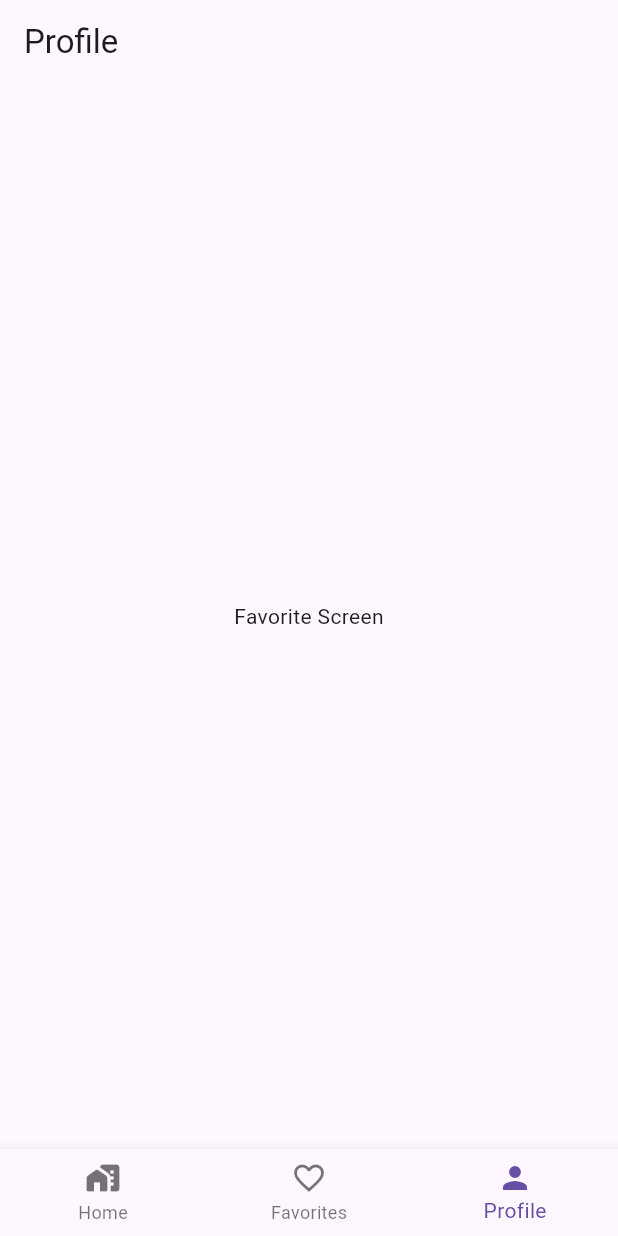
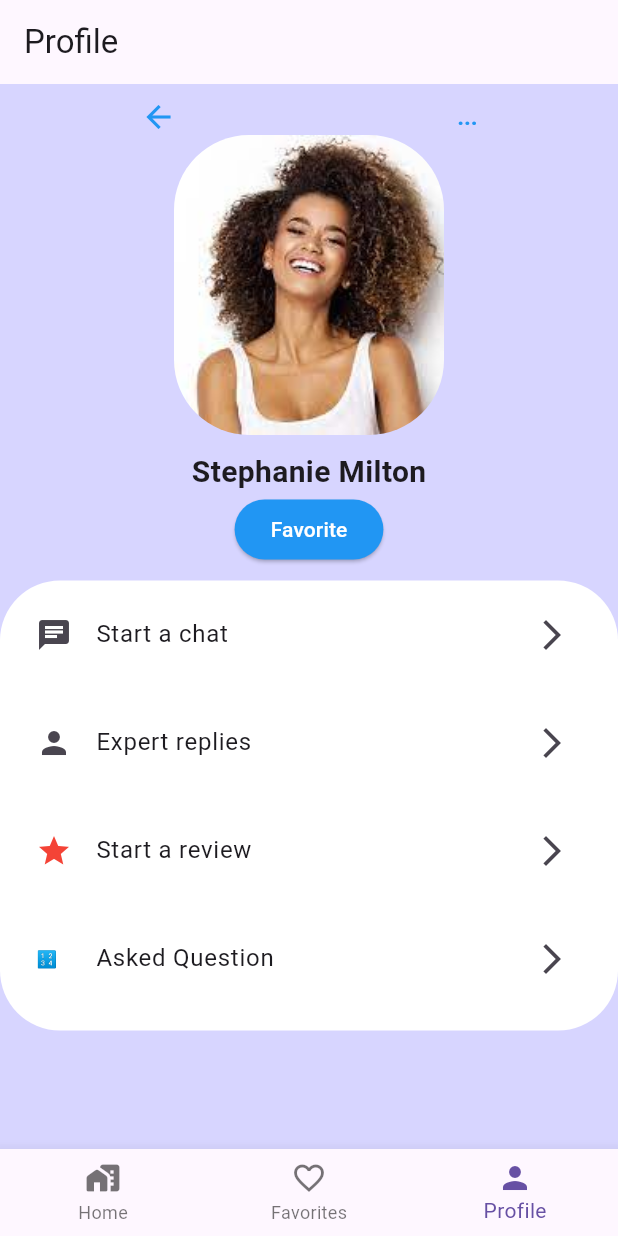
Before and after one commit to omofurhobo1/state_management, a Flutter app: the screen it shows after launch, item 3 of the bottom bar chosen, on a phone screen of 412 x 824 dp. Run offline on Flutter 3.47's test engine with Material 2 defaults, Android fonts, the light colour scheme and no system bars.

Commit message:
second commit

```diff
--- /dev/null
+++ b/lib/screens/profile_screen.dart
@@ -0,0 +1,23 @@
+import 'package:flutter/material.dart';
+import 'package:flutter/src/widgets/framework.dart';
+
+class ProfileScreen extends StatefulWidget {
+  const ProfileScreen({super.key});
+
+  @override
+  State<ProfileScreen> createState() => _ProfileScreenState();
+}
+
+class _ProfileScreenState extends State<ProfileScreen> {
+  @override
+  Widget build(BuildContext context) {
+    return Scaffold(
+      backgroundColor: const Color.fromARGB(200, 204, 204, 255),
+      body: SingleChildScrollView(
+        child: Column(
+          children: const [],
+        ),
+      ),
+    );
+  }
+}
--- a/lib/widgets/profile_widget.dart
+++ b/lib/widgets/profile_widget.dart
@@ -5,10 +5,106 @@ class ProfileWiget extends StatelessWidget {
 
   @override
   Widget build(BuildContext context) {
-    return const SafeArea(
-      child: Center(
-        child: Text("Favorite Screen"),
+    return Scaffold(
+      backgroundColor: const Color.fromARGB(200, 204, 204, 255),
+      body: SingleChildScrollView(
+        child: Column(
+          children: [
+            const SizedBox(
+              height: 10,
+            ),
+            Row(
+              mainAxisAlignment: MainAxisAlignment.spaceAround,
+              children: const [
+                Icon(
+                  Icons.arrow_back,
+                  color: Colors.blue,
+                ),
+                Text(
+                  '...',
+                  style: TextStyle(
+                      fontWeight: FontWeight.w900, color: Colors.blue),
+                )
+              ],
+            ),
+            Container(
+              height: 200,
+              width: 180,
+              decoration: const BoxDecoration(
+                borderRadius: BorderRadius.all(Radius.circular(50)),
+                image: DecorationImage(
+                    fit: BoxFit.cover,
+                    image: AssetImage("asset/images/model.jpeg")),
+              ),
+            ),
+            const SizedBox(
+              height: 10,
+            ),
+            const Text(
+              "Stephanie Milton",
+              style: TextStyle(fontSize: 20, fontWeight: FontWeight.w700),
+            ),
+            ElevatedButton(
+                style: ElevatedButton.styleFrom(backgroundColor: Colors.blue),
+                onPressed: () {},
+                child: const Text(
+                  'Favorite',
+                  style: TextStyle(color: Colors.white),
+                )),
+            const SizedBox(
+              height: 10,
+            ),
+            Container(
+              decoration: const BoxDecoration(
+                  color: Colors.white,
+                  borderRadius: BorderRadius.all(Radius.circular(40))),
+              height: 300,
+              child: Column(
+                children: const [
+                  Padding(
+                    padding: EdgeInsets.all(8.0),
+                    child: ListTile(
+                      leading: Icon(Icons.chat),
+                      title: Text('Start a chat'),
+                      trailing: Icon(Icons.arrow_forward_ios),
+                    ),
+                  ),
+                  Padding(
+                    padding: EdgeInsets.all(8.0),
+                    child: ListTile(
+                      leading: Icon(Icons.person),
+                      title: Text('Expert replies'),
+                      trailing: Icon(Icons.arrow_forward_ios),
+                    ),
+                  ),
+                  Padding(
+                    padding: EdgeInsets.all(8.0),
+                    child: ListTile(
+                      leading: Icon(
+                        color: Colors.red,
+                        Icons.star,
+                      ),
+                      title: Text('Start a review'),
+                      trailing: Icon(Icons.arrow_forward_ios),
+                    ),
+                  ),
+                  Padding(
+                    padding: EdgeInsets.all(8.0),
+                    child: ListTile(
+                      leading: Text('🔢'),
+                      title: Text('Asked Question'),
+                      trailing: Icon(Icons.arrow_forward_ios),
+                    ),
+                  ),
+                ],
+              ),
+            )
+          ],
+        ),
       ),
+      // child: const SafeArea(
+      //child: Center(
+      //  child: Text("Favorite Screen"),
     );
   }
 }
--- a/pubspec.yaml
+++ b/pubspec.yaml
@@ -60,8 +60,8 @@ flutter:
   uses-material-design: true
 
   # To add assets to your application, add an assets section, like this:
-  # assets:
-  #   - images/a_dot_burr.jpeg
+  assets:
+      - asset/images/
   #   - images/a_dot_ham.jpeg
 
   # An image asset can refer to one or more resolution-specific "variants", see
```
Also changed, not shown: asset/images/model.jpeg (added), lib/widgets/container_util.dart (added).
